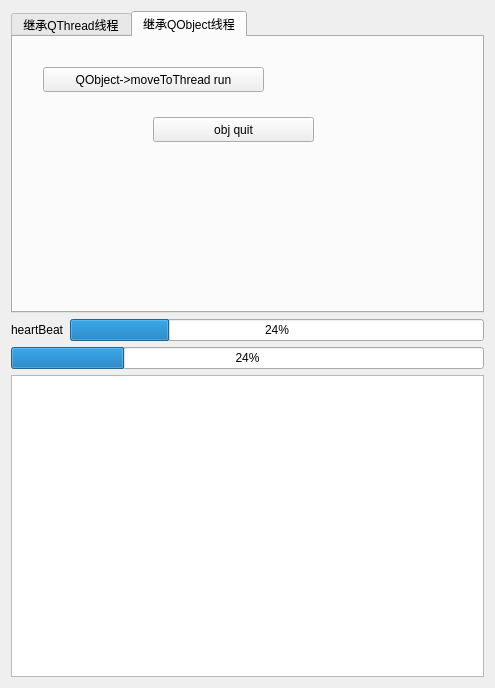
Old version of the form tech/QtThread/src/Widget.ui in the repository czyt1988/czyBlog.
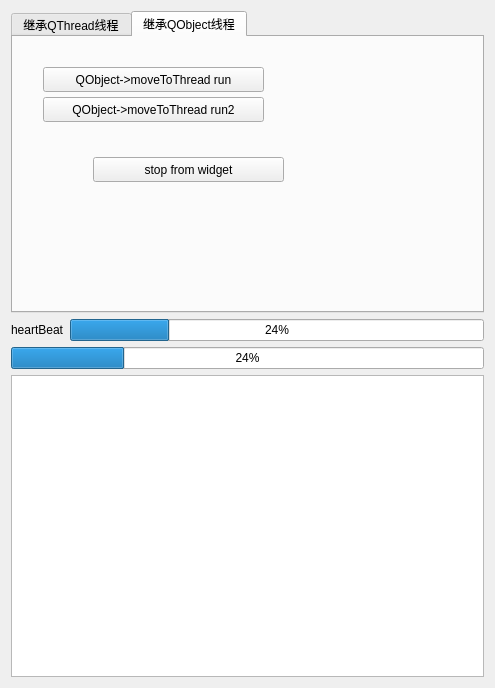
New version of the form. The open tabs and pages were chosen to show the change.

Diff of the .ui file:
```diff
--- a/tech/QtThread/src/Widget.ui
+++ b/tech/QtThread/src/Widget.ui
@@ -108,14 +108,27 @@
       <widget class="QPushButton" name="pushButton_objQuit">
        <property name="geometry">
         <rect>
-         <x>140</x>
-         <y>80</y>
-         <width>161</width>
+         <x>80</x>
+         <y>120</y>
+         <width>191</width>
          <height>25</height>
         </rect>
        </property>
        <property name="text">
-        <string>obj quit</string>
+        <string>stop from widget</string>
+       </property>
+      </widget>
+      <widget class="QPushButton" name="pushButton_qobjectStart_2">
+       <property name="geometry">
+        <rect>
+         <x>30</x>
+         <y>60</y>
+         <width>221</width>
+         <height>25</height>
+        </rect>
+       </property>
+       <property name="text">
+        <string>QObject-&gt;moveToThread run2</string>
        </property>
       </widget>
      </widget>
```
Left out of the diff: 4 changed lines with no effect on the pictures.
